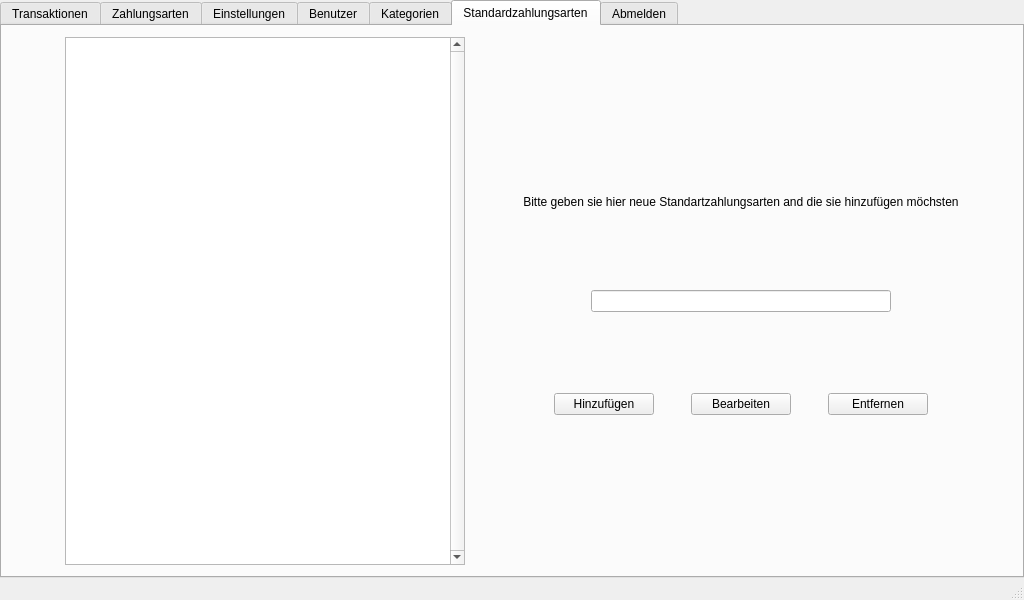
First picture: the form in userwindow.ui, repository Tandaradei/haushalt, before the edit.
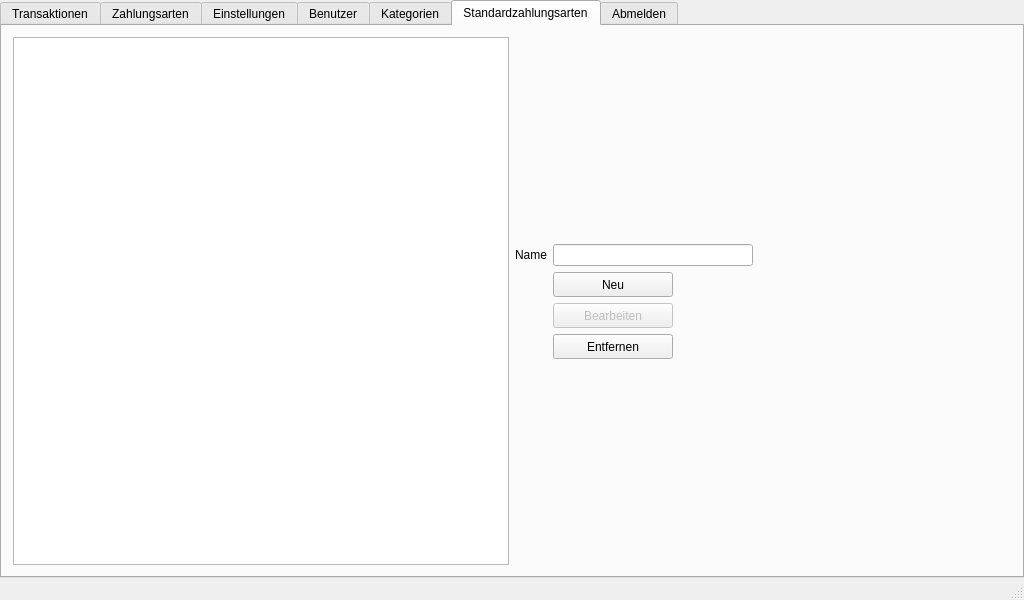
Second picture: the form after the edit. The open tabs and pages were chosen to show the change. Icons and pictures are not drawn.

Diff of the .ui file:
```diff
--- a/userwindow.ui
+++ b/userwindow.ui
@@ -1322,48 +1322,50 @@
          </attribute>
          <layout class="QVBoxLayout" name="verticalLayout_11">
           <item>
-           <layout class="QVBoxLayout" name="verticalLayout_10">
+           <layout class="QHBoxLayout" name="horizontalLayout_14">
+            <item>
+             <widget class="QListView" name="stanpaylistView">
+              <property name="minimumSize">
+               <size>
+                <width>0</width>
+                <height>0</height>
+               </size>
+              </property>
+              <property name="maximumSize">
+               <size>
+                <width>16777215</width>
+                <height>16777215</height>
+               </size>
+              </property>
+              <property name="verticalScrollBarPolicy">
+               <enum>Qt::ScrollBarAsNeeded</enum>
+              </property>
+              <property name="editTriggers">
+               <set>QAbstractItemView::NoEditTriggers</set>
+              </property>
+             </widget>
+            </item>
             <item>
              <layout class="QHBoxLayout" name="horizontalLayout_5">
               <item>
                <layout class="QGridLayout" name="gridLayout_7">
-                <item row="0" column="0">
-                 <widget class="QListView" name="stanpaylistView">
-                  <property name="maximumSize">
-                   <size>
-                    <width>400</width>
-                    <height>16777215</height>
-                   </size>
-                  </property>
-                  <property name="verticalScrollBarPolicy">
-                   <enum>Qt::ScrollBarAlwaysOn</enum>
-                  </property>
-                 </widget>
-                </item>
                 <item row="1" column="0">
                  <layout class="QGridLayout" name="gridLayout_8"/>
                 </item>
                </layout>
               </item>
               <item>
-               <layout class="QGridLayout" name="gridLayout_6">
-                <item row="1" column="0" alignment="Qt::AlignHCenter|Qt::AlignVCenter">
-                 <widget class="QLineEdit" name="stanpayaddField">
-                  <property name="minimumSize">
-                   <size>
-                    <width>300</width>
-                    <height>0</height>
-                   </size>
-                  </property>
-                  <property name="maximumSize">
-                   <size>
-                    <width>300</width>
-                    <height>16777215</height>
-                   </size>
-                  </property>
-                 </widget>
-                </item>
-                <item row="0" column="0" alignment="Qt::AlignBottom">
+               <layout class="QFormLayout" name="formLayout_6">
+                <property name="fieldGrowthPolicy">
+                 <enum>QFormLayout::FieldsStayAtSizeHint</enum>
+                </property>
+                <property name="labelAlignment">
+                 <set>Qt::AlignRight|Qt::AlignTrailing|Qt::AlignVCenter</set>
+                </property>
+                <property name="formAlignment">
+                 <set>Qt::AlignLeading|Qt::AlignLeft|Qt::AlignVCenter</set>
+                </property>
+                <item row="0" column="0">
                  <widget class="QLabel" name="stanpayaddLabel">
                   <property name="maximumSize">
                    <size>
@@ -1371,35 +1373,73 @@
                     <height>200</height>
                    </size>
                   </property>
+                  <property name="frameShape">
+                   <enum>QFrame::NoFrame</enum>
+                  </property>
                   <property name="text">
-                   <string>Bitte geben sie hier neue Standartzahlungsarten and die sie hinzufügen möchsten</string>
+                   <string>Name</string>
                   </property>
                   <property name="alignment">
                    <set>Qt::AlignCenter</set>
                   </property>
                  </widget>
                 </item>
-                <item row="2" column="0">
-                 <layout class="QHBoxLayout" name="horizontalLayout_7">
-                  <item alignment="Qt::AlignTop">
+                <item row="0" column="1">
+                 <widget class="QLineEdit" name="stanpayaddField">
+                  <property name="minimumSize">
+                   <size>
+                    <width>200</width>
+                    <height>0</height>
+                   </size>
+                  </property>
+                  <property name="maximumSize">
+                   <size>
+                    <width>200</width>
+                    <height>16777215</height>
+                   </size>
+                  </property>
+                 </widget>
+                </item>
+                <item row="1" column="1">
+                 <layout class="QVBoxLayout" name="verticalLayout_10">
+                  <item>
                    <widget class="QPushButton" name="stanpayaddButton">
+                    <property name="minimumSize">
+                     <size>
+                      <width>120</width>
+                      <height>25</height>
+                     </size>
+                    </property>
                     <property name="maximumSize">
                      <size>
-                      <width>100</width>
-                      <height>16777215</height>
+                      <width>120</width>
+                      <height>25</height>
                      </size>
                     </property>
                     <property name="text">
-                     <string>Hinzufügen</string>
+                     <string>Neu</string>
+                    </property>
+                    <property name="icon">
+                     <iconset>
+                      <normaloff>resources/add.png</normaloff>resources/add.png</iconset>
                     </property>
                    </widget>
                   </item>
-                  <item alignment="Qt::AlignTop">
+                  <item>
                    <widget class="QPushButton" name="stanpaychangeButton">
+                    <property name="enabled">
+                     <bool>false</bool>
+                    </property>
+                    <property name="minimumSize">
+                     <size>
+                      <width>120</width>
+                      <height>25</height>
+                     </size>
+                    </property>
                     <property name="maximumSize">
                      <size>
-                      <width>100</width>
-                      <height>16777215</height>
+                      <width>120</width>
+                      <height>25</height>
                      </size>
                     </property>
                     <property name="text">
@@ -1407,12 +1447,18 @@
                     </property>
                    </widget>
                   </item>
-                  <item alignment="Qt::AlignTop">
+                  <item>
                    <widget class="QPushButton" name="stanpaydelButton">
+                    <property name="minimumSize">
+                     <size>
+                      <width>120</width>
+                      <height>25</height>
+                     </size>
+                    </property>
                     <property name="maximumSize">
                      <size>
-                      <width>100</width>
-                      <height>16777215</height>
+                      <width>120</width>
+                      <height>25</height>
                      </size>
                     </property>
                     <property name="text">
```
Left out of the diff: 152 changed lines with no effect on the pictures.
